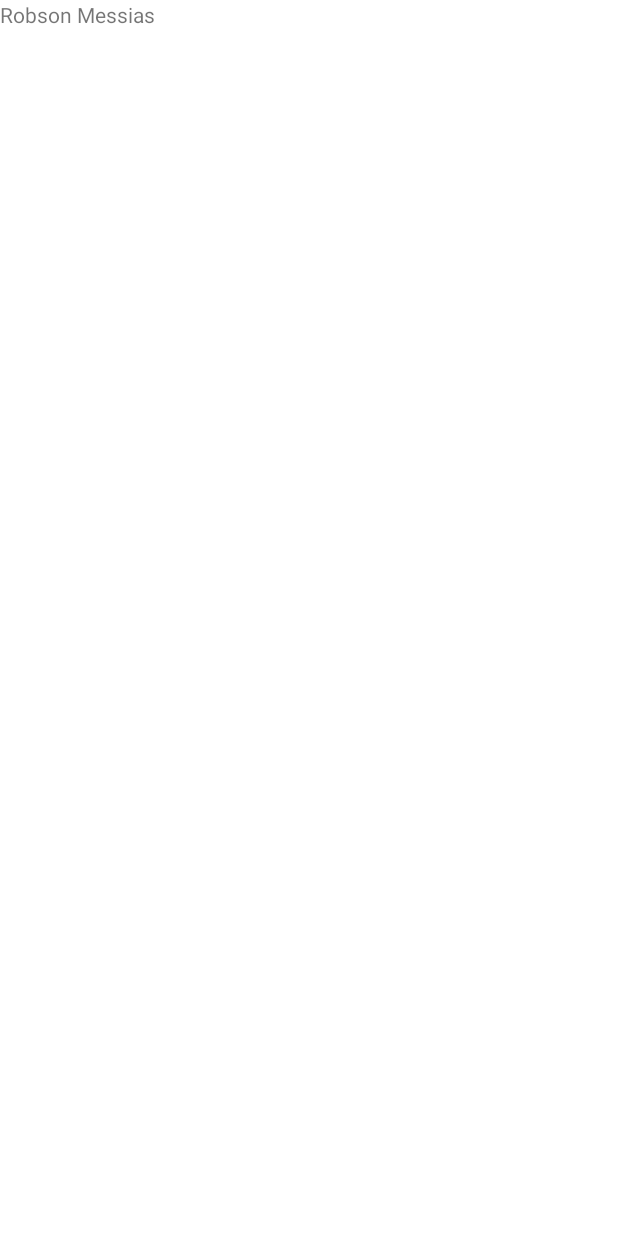
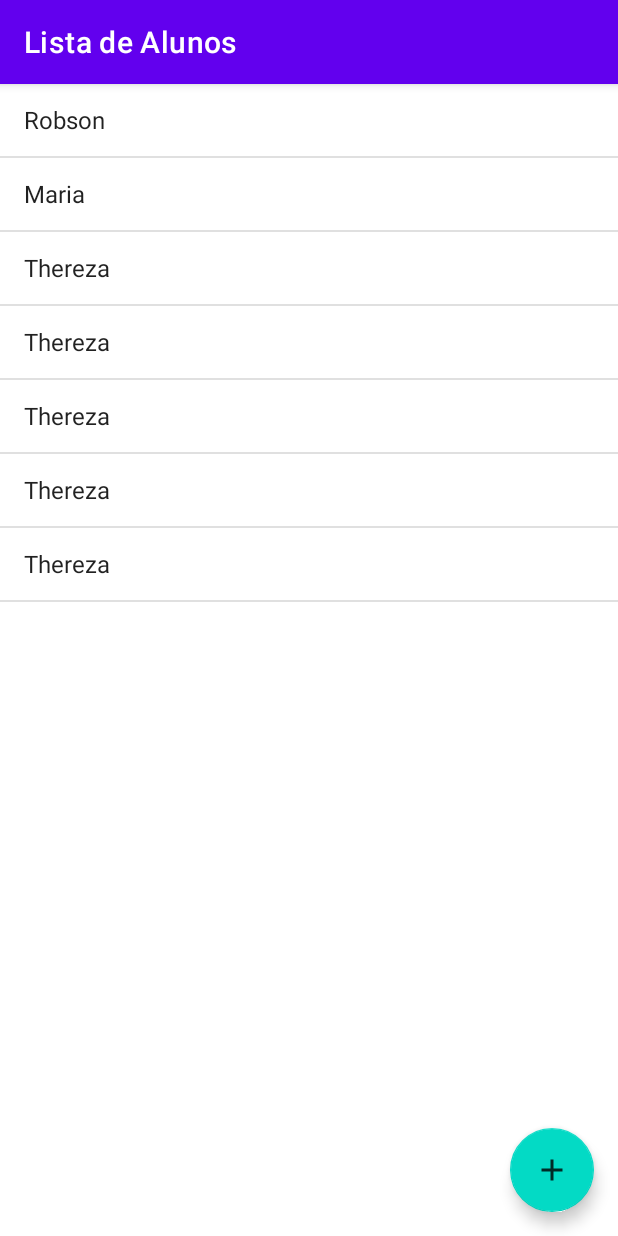
Before and after one commit to Robsonm95/AgendaAluno, an Android app: the screen it shows after launch (MainActivity), on a phone screen of 412 x 824 dp. Before the commit the screen is almost empty. Run offline under Robolectric (Android 15) with nearby library versions, the phone set to English and light mode, and no system bars.

Commit message:
Criação tela de listagem de alunos

```diff
--- a/app/src/main/java/com/robsonmm/alunoagenda/MainActivity.java
+++ b/app/src/main/java/com/robsonmm/alunoagenda/MainActivity.java
@@ -1,16 +1,29 @@
 package com.robsonmm.alunoagenda;
 
-import android.app.Activity;
 import android.os.Bundle;
-import android.widget.Toast;
+import android.widget.ArrayAdapter;
+import android.widget.ListView;
+import androidx.annotation.Nullable;
+import androidx.appcompat.app.AppCompatActivity;
 
-import androidx.annotation.Nullable;
+import java.util.ArrayList;
+import java.util.Arrays;
+import java.util.List;
 
-public class MainActivity extends Activity {
+public class MainActivity extends AppCompatActivity {
     @Override
     protected void onCreate(@Nullable Bundle savedInstanceState) {
         super.onCreate(savedInstanceState);
+        setTitle("Lista de Alunos");
+        setContentView(R.layout.activity_main);
 
-        setContentView(R.layout.activity_main);
+        List<String> alunos = new ArrayList<>(
+            Arrays.asList("Robson","Maria","Thereza","Thereza","Thereza","Thereza","Thereza"));
+        ListView listaDeAlunos = findViewById(R.id.activity_main_lista_de_alunos);
+       listaDeAlunos.setAdapter(new ArrayAdapter<String>(
+               this,
+               android.R.layout.simple_list_item_1,
+               alunos));
     }
+
 }
--- /dev/null
+++ b/app/src/main/res/drawable-anydpi/ic_action_add.xml
@@ -0,0 +1,11 @@
+<vector xmlns:android="http://schemas.android.com/apk/res/android"
+    android:width="24dp"
+    android:height="24dp"
+    android:viewportWidth="24"
+    android:viewportHeight="24"
+    android:tint="#FFFFFF"
+    android:alpha="0.8">
+  <path
+      android:fillColor="@android:color/white"
+      android:pathData="M19,13h-6v6h-2v-6H5v-2h6V5h2v6h6v2z"/>
+</vector>
--- a/app/src/main/res/layout/activity_main.xml
+++ b/app/src/main/res/layout/activity_main.xml
@@ -1,14 +1,26 @@
 <?xml version="1.0" encoding="utf-8"?>
-<androidx.constraintlayout.widget.ConstraintLayout xmlns:android="http://schemas.android.com/apk/res/android"
-    xmlns:tools="http://schemas.android.com/tools"
+<RelativeLayout
+xmlns:android="http://schemas.android.com/apk/res/android"
+    xmlns:app="http://schemas.android.com/apk/res-auto"
     android:layout_width="match_parent"
     android:layout_height="match_parent">
 
-    <TextView
-        android:id="@+id/textView"
+    <com.google.android.material.floatingactionbutton.FloatingActionButton
+        android:id="@+id/floatingActionButton"
         android:layout_width="wrap_content"
         android:layout_height="wrap_content"
-        android:text="Robson Messias"
-        tools:layout_editor_absoluteX="48dp"
-        tools:layout_editor_absoluteY="63dp" />
-</androidx.constraintlayout.widget.ConstraintLayout>
+        android:layout_alignParentEnd="true"
+        android:layout_alignParentBottom="true"
+        android:layout_margin="16dp"
+        android:clickable="true"
+        android:focusable="true"
+        app:srcCompat="@drawable/ic_action_add" />
+
+    <ListView
+        android:id="@+id/activity_main_lista_de_alunos"
+        android:layout_width="match_parent"
+        android:layout_height="match_parent"
+        android:layout_alignParentStart="true"
+        android:layout_alignParentTop="true" />
+
+</RelativeLayout>
```
Also changed, not shown: app/src/main/res/drawable-hdpi/ic_action_add.png (added), app/src/main/res/drawable-mdpi/ic_action_add.png (added), app/src/main/res/drawable-xhdpi/ic_action_add.png (added), app/src/main/res/drawable-xxhdpi/ic_action_add.png (added).
